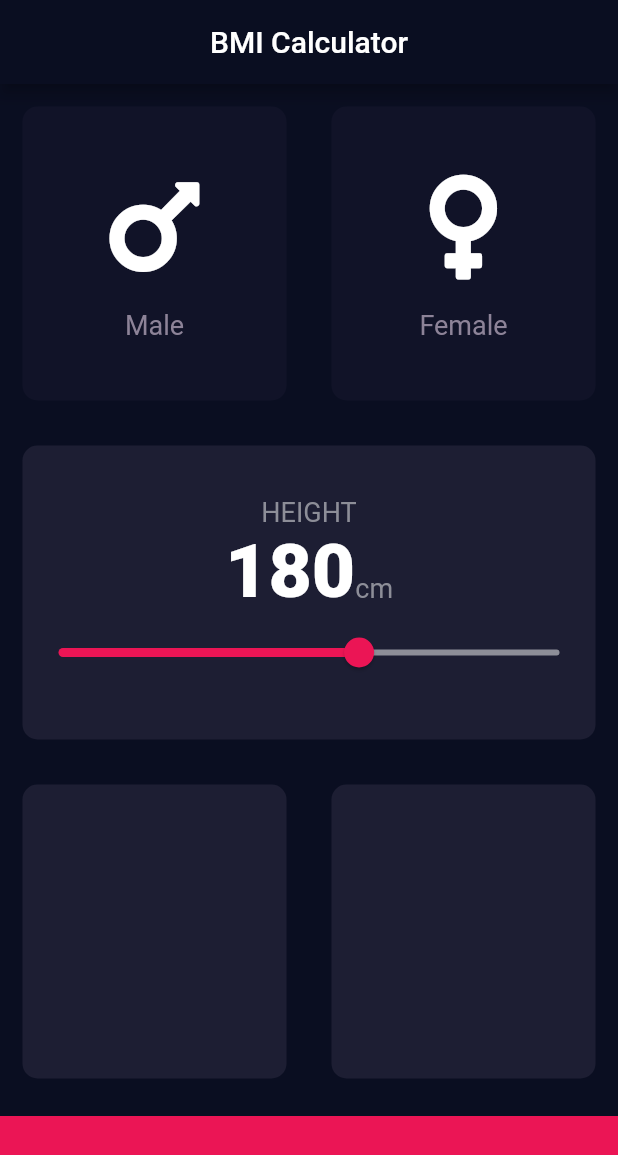
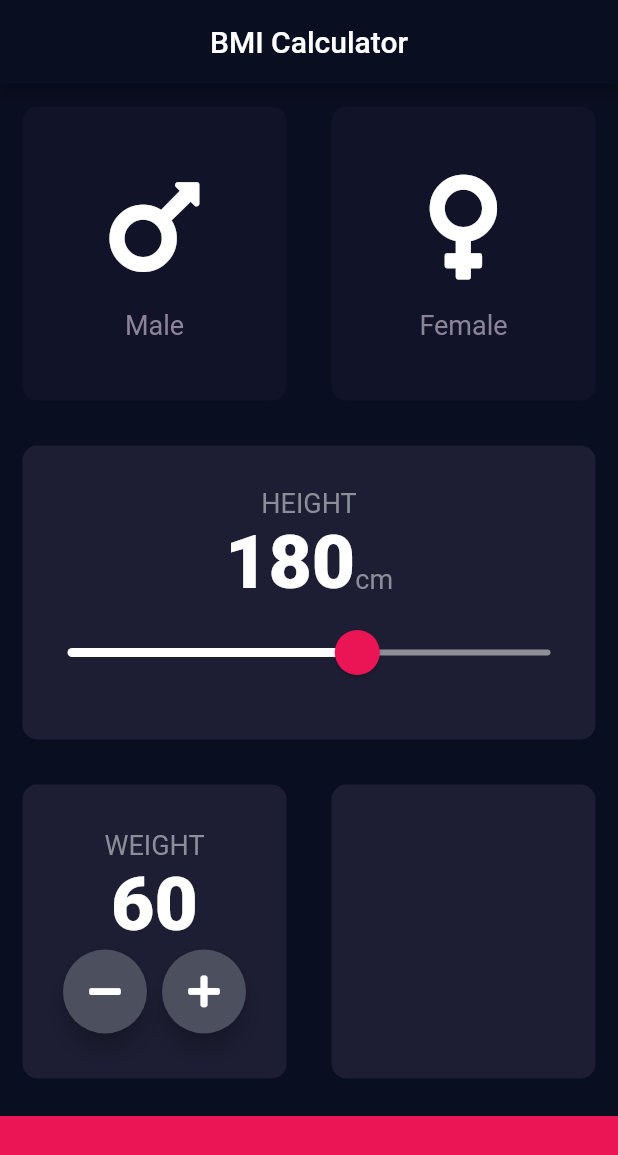
Before and after one commit to AdeelZahid/BodyMassIndex_Flutter, a Flutter app: the screen it shows after launch, on a phone screen of 412 x 824 dp. Shown: the top 1155 px of the screen. Run offline on Flutter 3.47's test engine with Material 2 defaults, Android fonts, the phone set to English and light mode, and no system bars; our stand-ins replace font_awesome_flutter.

Commit message:
weight widget has been added

```diff
--- a/lib/main.dart
+++ b/lib/main.dart
@@ -10,8 +10,12 @@
   Widget build(BuildContext context) {
     return MaterialApp(
       title: 'BMI DEMO',
-      theme: ThemeData(
+      // theme: ThemeData(
+      //
+      // ),
+      theme: ThemeData.dark().copyWith(
         primaryColor: Color(0xFF0A0E21),
+        scaffoldBackgroundColor: Color(0xFF0A0E21),
       ),
       home: InputPage(),
     );
--- a/lib/widgets/input_page.dart
+++ b/lib/widgets/input_page.dart
@@ -9,6 +9,7 @@
   female,
 }
 int height = 180;
+int weight = 60;
 
 class InputPage extends StatefulWidget {
   InputPage({Key key}) : super(key: key);
@@ -43,7 +44,7 @@
   @override
   Widget build(BuildContext context) {
     return Scaffold(
-      backgroundColor: Color(0xFF0A0E21),
+      // backgroundColor: Color(0xFF0A0E21),
       appBar: AppBar(
         title: Text('BMI Calculator'),
         centerTitle: true,
@@ -110,10 +111,22 @@
                       Text('cm', style: kLabelTextStyle),
                     ],
                   ),
-                  Slider(
+                  SliderTheme(
+                    data: SliderTheme.of(context).copyWith(
+                      activeTrackColor: Colors.white,
+                      inactiveTrackColor: Color(0xFF8D8E98),
+                      thumbColor: Color(0xFFEB1555),
+                      overlayColor: Color(0x29EB1555),
+                      thumbShape:
+                          RoundSliderThumbShape(enabledThumbRadius: 15.0),
+                      overlayShape:
+                          RoundSliderOverlayShape(overlayRadius: 30.0),
+                    ),
+                    child: Slider(
                       value: height.toDouble(),
-                    activeColor: Color(0xFFEB1555),
-                    inactiveColor: Color(0xFF8D8E98),
+                      // inactiveColor: Color(0xFF8D8E98),
+                      // activeColor: Color(0xFFEB1555),
+                      // activeColor: Colors.white,
                       min: 120.0,
                       max: 220.0,
                       onChanged: (double newValue) {
@@ -121,6 +134,7 @@
                           height = newValue.toInt();
                         });
                       },
+                    ),
                   ),
                 ],
               ),
@@ -132,6 +146,35 @@
                 Expanded(
                   child: ReusableCard(
                     colour: kActiveCardColour,
+                    cardChild: Column(
+                      mainAxisAlignment: MainAxisAlignment.center,
+                      children: [
+                        Text('WEIGHT', style: kLabelTextStyle),
+                        Text(weight.toString(), style: kNumberTextStyle),
+                        Row(
+                          mainAxisAlignment: MainAxisAlignment.center,
+                          children: [
+                            RoundIconButton(
+                              icon: FontAwesomeIcons.minus,
+                              onPress: () {
+                                setState(() {
+                                  weight--;
+                                });
+                              },
+                            ),
+                            SizedBox(width: 10.0),
+                            RoundIconButton(
+                              icon: FontAwesomeIcons.plus,
+                              onPress: () {
+                                setState(() {
+                                  weight++;
+                                });
+                              },
+                            ),
+                          ],
+                        ),
+                      ],
+                    ),
                   ),
                 ),
                 Expanded(
@@ -142,6 +185,7 @@
               ],
             ),
           ),
+          //BOTTOM
           Container(
             color: kBottomContainerColour,
             margin: EdgeInsets.only(top: 10.0),
@@ -153,3 +197,26 @@
     );
   }
 }
+
+class RoundIconButton extends StatelessWidget {
+  final IconData icon;
+  final Function onPress;
+
+  const RoundIconButton({Key key, this.icon, this.onPress}) : super(key: key);
+
+  @override
+  Widget build(BuildContext context) {
+    return RawMaterialButton(
+      child: Icon(icon),
+      constraints: BoxConstraints.tightFor(
+        width: 56.0,
+        height: 56.0,
+      ),
+      elevation: 6.0,
+      // shape: CircleBorder(),
+      shape: RoundedRectangleBorder(borderRadius: BorderRadius.circular(50.0)),
+      fillColor: Color(0xFF4C4F5E),
+      onPressed: onPress,
+    );
+  }
+}
```
Lines whose indentation alone changed are shown as unchanged.
